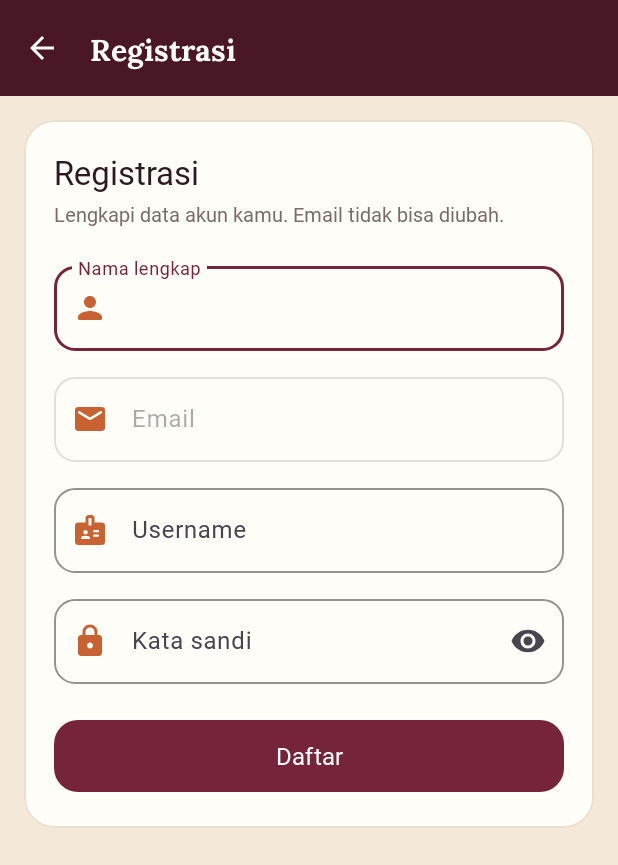
After one commit to Immanuel-alps/SIPEKA_Android, an Android app: the RegistrasiActivity screen opened directly, with no data from a screen before it, on a phone screen of 412 x 824 dp. The commit adds this screen. Shown: the top 865 px of the screen. Run offline under Robolectric (Android 15) with nearby library versions, the phone set to English and light mode, and no system bars.

Commit message:
Kuis menambahkan registrasi

```diff
--- /dev/null
+++ b/app/src/main/java/com/example/sipeka/RegistrasiActivity.kt
@@ -0,0 +1,80 @@
+package com.example.sipeka
+
+import android.content.Intent
+import android.os.Bundle
+import androidx.appcompat.app.AppCompatActivity
+import com.example.sipeka.databinding.ActivityRegistrasiBinding
+import com.google.android.material.dialog.MaterialAlertDialogBuilder
+
+/** Soal 2: halaman Registrasi (Nama, Email, Username, Password) */
+class RegistrasiActivity : AppCompatActivity() {
+
+    private lateinit var binding: ActivityRegistrasiBinding
+    private lateinit var session: SessionManager
+
+    override fun onCreate(savedInstanceState: Bundle?) {
+        super.onCreate(savedInstanceState)
+        binding = ActivityRegistrasiBinding.inflate(layoutInflater)
+        setContentView(binding.root)
+        TampilanHelper.aturEdgeToEdge(this, binding.root, binding.appBar)
+
+        session = SessionManager(this)
+
+        // Toolbar + tombol back
+        setSupportActionBar(binding.toolbar)
+        supportActionBar?.title = getString(R.string.judul_registrasi)
+        supportActionBar?.setDisplayHomeAsUpEnabled(true)
+
+        // Email otomatis terisi dari halaman Register With Gmail & tidak bisa diubah
+        val email = intent.getStringExtra(EmailGmailActivity.EXTRA_EMAIL) ?: ""
+        binding.etEmail.setText(email)
+        binding.tilEmail.isEnabled = false
+
+        binding.btnDaftar.setOnClickListener {
+            prosesRegistrasi()
+        }
+    }
+
+    private fun prosesRegistrasi() {
+        // 1. Ambil input
+        val nama = binding.etNama.text.toString().trim()
+        val email = binding.etEmail.text.toString().trim()
+        val username =
+            binding.etUsername.text.toString()   // sengaja tidak di-trim agar spasi terdeteksi
+        val password = binding.etPassword.text.toString()
+
+        // 2. Validasi
+        if (nama.isEmpty() || email.isEmpty() || username.isBlank() || password.isEmpty()) {
+            tampilkanError(getString(R.string.error_field_kosong))
+            return
+        }
+        if (username.contains(" ")) {
+            tampilkanError(getString(R.string.error_username_spasi))
+            return
+        }
+        if (password.length < 6) {
+            tampilkanError(getString(R.string.error_password_minimal))
+            return
+        }
+
+        // 3. Lolos validasi -> simpan ke SharedPreferences
+        session.simpanRegistrasi(nama, email, username, password)
+
+        // 4. Tampilkan halaman informasi "Registrasi Berhasil"
+        startActivity(Intent(this, RegistrasiBerhasilActivity::class.java))
+        finish()
+    }
+
+    private fun tampilkanError(pesan: String) {
+        MaterialAlertDialogBuilder(this)
+            .setTitle(R.string.judul_error)
+            .setMessage(pesan)
+            .setPositiveButton(R.string.ok, null)
+            .show()
+    }
+
+    override fun onSupportNavigateUp(): Boolean {
+        finish()
+        return true
+    }
+}
--- a/app/src/main/java/com/example/sipeka/SessionManager.kt
+++ b/app/src/main/java/com/example/sipeka/SessionManager.kt
@@ -4,15 +4,19 @@ import android.content.Context
 import android.content.SharedPreferences
 
 /**
- * Menyimpan status login ke SharedPreferences.
- * Data tersimpan di file XML internal aplikasi: sipeka_session.xml
+ * - sipeka_session.xml : status login (isLogin, username)
+ * - sipeka_akun.xml    : data registrasi (nama, email, username, password)
+ * Data akun dipisah supaya TIDAK ikut terhapus saat logout.
  */
 class SessionManager(context: Context) {
 
     private val pref: SharedPreferences =
         context.getSharedPreferences(NAMA_PREF, Context.MODE_PRIVATE)
 
-    /** Dipanggil saat autentikasi berhasil → isLogin = true */
+    private val prefAkun: SharedPreferences =
+        context.getSharedPreferences(NAMA_PREF_AKUN, Context.MODE_PRIVATE)
+
+    // ================= SESI LOGIN =================
     fun simpanLogin(username: String) {
         val editor = pref.edit()
         editor.putBoolean(KEY_IS_LOGIN, true)
@@ -20,19 +24,46 @@ class SessionManager(context: Context) {
         editor.apply()
     }
 
-    /** Membaca status login. Nilai default false (belum pernah login). */
     fun isLogin(): Boolean = pref.getBoolean(KEY_IS_LOGIN, false)
 
     fun getUsername(): String = pref.getString(KEY_USERNAME, "") ?: ""
 
-    /** Menghapus seluruh data sesi → isLogin kembali false */
     fun logout() {
         pref.edit().clear().apply()
+    }
+
+    // ================= DATA REGISTRASI =================
+    fun simpanRegistrasi(nama: String, email: String, username: String, password: String) {
+        val editor = prefAkun.edit()
+        editor.putString(KEY_NAMA, nama)
+        editor.putString(KEY_EMAIL, email)
+        editor.putString(KEY_REG_USERNAME, username)
+        editor.putString(KEY_REG_PASSWORD, password)
+        editor.apply()
+    }
+
+    fun getNamaTerdaftar(): String = prefAkun.getString(KEY_NAMA, "") ?: ""
+    fun getEmailTerdaftar(): String = prefAkun.getString(KEY_EMAIL, "") ?: ""
+    fun getUsernameTerdaftar(): String = prefAkun.getString(KEY_REG_USERNAME, "") ?: ""
+
+    /** true jika username & password sama dengan data registrasi yang tersimpan */
+    fun cocokDenganAkunTerdaftar(username: String, password: String): Boolean {
+        val usernameTersimpan = prefAkun.getString(KEY_REG_USERNAME, null)
+        val passwordTersimpan = prefAkun.getString(KEY_REG_PASSWORD, null)
+
+        if (usernameTersimpan == null || passwordTersimpan == null) return false
+        return username == usernameTersimpan && password == passwordTersimpan
     }
 
     companion object {
         private const val NAMA_PREF = "sipeka_session"
         private const val KEY_IS_LOGIN = "isLogin"
         private const val KEY_USERNAME = "username"
+
+        private const val NAMA_PREF_AKUN = "sipeka_akun"
+        private const val KEY_NAMA = "nama"
+        private const val KEY_EMAIL = "email"
+        private const val KEY_REG_USERNAME = "reg_username"
+        private const val KEY_REG_PASSWORD = "reg_password"
     }
 }
--- /dev/null
+++ b/app/src/main/res/layout/activity_registrasi.xml
@@ -0,0 +1,147 @@
+<?xml version="1.0" encoding="utf-8"?>
+<LinearLayout xmlns:android="http://schemas.android.com/apk/res/android"
+    xmlns:app="http://schemas.android.com/apk/res-auto"
+    xmlns:tools="http://schemas.android.com/tools"
+    android:id="@+id/main"
+    android:layout_width="match_parent"
+    android:layout_height="match_parent"
+    android:background="@color/krem_kebun"
+    android:orientation="vertical"
+    tools:context=".RegistrasiActivity">
+
+    <!-- Toolbar + tombol back -->
+    <LinearLayout
+        android:id="@+id/appBar"
+        android:layout_width="match_parent"
+        android:layout_height="wrap_content"
+        android:background="@color/maroon_tua">
+
+        <com.google.android.material.appbar.MaterialToolbar
+            android:id="@+id/toolbar"
+            style="@style/Widget.SIPEKA.Toolbar"
+            android:layout_width="match_parent"
+            android:layout_height="?attr/actionBarSize" />
+    </LinearLayout>
+
+    <ScrollView
+        android:layout_width="match_parent"
+        android:layout_height="0dp"
+        android:layout_weight="1"
+        android:fillViewport="true">
+
+        <LinearLayout
+            android:layout_width="match_parent"
+            android:layout_height="wrap_content"
+            android:orientation="vertical"
+            android:padding="16dp">
+
+            <com.google.android.material.card.MaterialCardView
+                style="@style/Widget.SIPEKA.Card"
+                android:layout_width="match_parent"
+                android:layout_height="wrap_content">
+
+                <LinearLayout
+                    android:layout_width="match_parent"
+                    android:layout_height="wrap_content"
+                    android:orientation="vertical"
+                    android:padding="20dp">
+
+                    <TextView
+                        style="@style/Teks.Judul"
+                        android:layout_width="wrap_content"
+                        android:layout_height="wrap_content"
+                        android:text="@string/judul_registrasi"
+                        android:textSize="22sp" />
+
+                    <TextView
+                        style="@style/Teks.Keterangan"
+                        android:layout_width="match_parent"
+                        android:layout_height="wrap_content"
+                        android:layout_marginTop="4dp"
+                        android:text="@string/deskripsi_registrasi" />
+
+                    <com.google.android.material.textfield.TextInputLayout
+                        android:id="@+id/tilNama"
+                        style="@style/Widget.SIPEKA.Input"
+                        android:layout_width="match_parent"
+                        android:layout_height="wrap_content"
+                        android:layout_marginTop="20dp"
+                        android:hint="@string/hint_nama"
+                        app:startIconDrawable="@drawable/ic_person">
+
+                        <com.google.android.material.textfield.TextInputEditText
+                            android:id="@+id/etNama"
+                            android:layout_width="match_parent"
+                            android:layout_height="wrap_content"
+                            android:fontFamily="@font/inter_regular"
+                            android:inputType="textPersonName"
+                            android:maxLines="1" />
+                    </com.google.android.material.textfield.TextInputLayout>
+
+                    <com.google.android.material.textfield.TextInputLayout
+                        android:id="@+id/tilEmail"
+                        style="@style/Widget.SIPEKA.Input"
+                        android:layout_width="match_parent"
+                        android:layout_height="wrap_content"
+                        android:layout_marginTop="12dp"
+                        android:hint="@string/hint_email"
+                        app:startIconDrawable="@drawable/ic_mail">
+
+                        <com.google.android.material.textfield.TextInputEditText
+                            android:id="@+id/etEmail"
+                            android:layout_width="match_parent"
+                            android:layout_height="wrap_content"
+                            android:fontFamily="@font/inter_regular"
+                            android:inputType="textEmailAddress"
+                            android:maxLines="1" />
+                    </com.google.android.material.textfield.TextInputLayout>
+
+                    <com.google.android.material.textfield.TextInputLayout
+                        android:id="@+id/tilUsername"
+                        style="@style/Widget.SIPEKA.Input"
+                        android:layout_width="match_parent"
+                        android:layout_height="wrap_content"
+                        android:layout_marginTop="12dp"
+                        android:hint="@string/hint_username"
+                        app:startIconDrawable="@drawable/ic_badge">
+
+                        <com.google.android.material.textfield.TextInputEditText
+                            android:id="@+id/etUsername"
+                            android:layout_width="match_parent"
+                            android:layout_height="wrap_content"
+                            android:fontFamily="@font/inter_regular"
+                            android:inputType="text"
+                            android:maxLines="1" />
+                    </com.google.android.material.textfield.TextInputLayout>
+
+                    <com.google.android.material.textfield.TextInputLayout
+                        android:id="@+id/tilPassword"
+                        style="@style/Widget.SIPEKA.Input"
+                        android:layout_width="match_parent"
+                        android:layout_height="wrap_content"
+                        android:layout_marginTop="12dp"
+                        android:hint="@string/hint_password"
+                        app:endIconMode="password_toggle"
+                        app:startIconDrawable="@drawable/ic_lock">
+
+                        <com.google.android.material.textfield.TextInputEditText
+                            android:id="@+id/etPassword"
+                            android:layout_width="match_parent"
+                            android:layout_height="wrap_content"
+                            android:fontFamily="@font/inter_regular"
+                            android:inputType="textPassword"
+                            android:maxLines="1" />
+                    </com.google.android.material.textfield.TextInputLayout>
+
+                    <com.google.android.material.button.MaterialButton
+                        android:id="@+id/btnDaftar"
+                        style="@style/Widget.SIPEKA.TombolUtama"
+                        android:layout_width="match_parent"
+                        android:layout_height="wrap_content"
+                        android:layout_marginTop="20dp"
+                        android:text="@string/tombol_daftar" />
+                </LinearLayout>
+            </com.google.android.material.card.MaterialCardView>
+        </LinearLayout>
+    </ScrollView>
+</LinearLayout>
--- a/app/src/main/res/values/strings.xml
+++ b/app/src/main/res/values/strings.xml
@@ -98,6 +98,32 @@
     <string name="nav_riwayat">Riwayat</string>
     <string name="nav_lainnya">Lainnya</string>
 
+    <!-- ===== Pertemuan 8 (Quiz): Register With Gmail ===== -->
+    <string name="atau">atau</string>
+    <string name="tombol_register_gmail">Register With Gmail</string>
+    <string name="judul_email_gmail">Register With Gmail</string>
+    <string name="deskripsi_email_gmail">Masukkan email Gmail kamu. Email ini akan otomatis dipakai di halaman registrasi.</string>
+    <string name="hint_email_gmail">Email (contoh: nama@gmail.com)</string>
+    <string name="tombol_lanjut">Lanjut</string>
+    <string name="judul_registrasi">Registrasi</string>
+    <string name="deskripsi_registrasi">Lengkapi data akun kamu. Email tidak bisa diubah.</string>
+    <string name="hint_nama">Nama lengkap</string>
+    <string name="hint_email">Email</string>
+    <string name="tombol_daftar">Daftar</string>
+    <string name="judul_registrasi_berhasil">Registrasi Berhasil</string>
+    <string name="info_registrasi_berhasil">Akun kamu sudah tersimpan. Silakan login memakai username dan password yang baru dibuat.</string>
+    <string name="detail_registrasi">Nama : %1$s\nEmail : %2$s\nUsername : %3$s</string>
+    <string name="tombol_ke_login">Kembali ke Login</string>
+    <string name="judul_error">Terjadi Kesalahan</string>
+    <string name="judul_login_gagal">Login Gagal</string>
+    <string name="ok">OK</string>
+    <string name="error_email_kosong">Email tidak boleh kosong.</string>
+    <string name="error_email_gmail">Email harus menggunakan domain \@gmail.com</string>
+    <string name="error_field_kosong">Semua field wajib diisi.</string>
+    <string name="error_username_spasi">Username tidak boleh mengandung spasi.</string>
+    <string name="error_password_minimal">Password minimal 6 karakter.</string>
+    <string name="error_login_gagal">Username atau password salah, atau akun belum terdaftar.</string>
+
     <!-- Beranda -->
     <string name="judul_beranda">Beranda</string>
     <string name="pembayaran_menunggu">%1$d pembayaran menunggu</string>
```
Also changed, not shown: app/src/main/AndroidManifest.xml (+12 -3 lines), app/src/main/java/com/example/sipeka/EmailGmailActivity.kt (added, +67 -0 lines), app/src/main/java/com/example/sipeka/LoginActivity.kt (+18 -17 lines), app/src/main/java/com/example/sipeka/RegistrasiBerhasilActivity.kt (added, +56 -0 lines), app/src/main/res/layout/activity_email_gmail.xml (added, +92 -0 lines), app/src/main/res/layout/activity_login.xml (+20 -1 lines), app/src/main/res/layout/activity_registrasi_berhasil.xml (added, +96 -0 lines).
